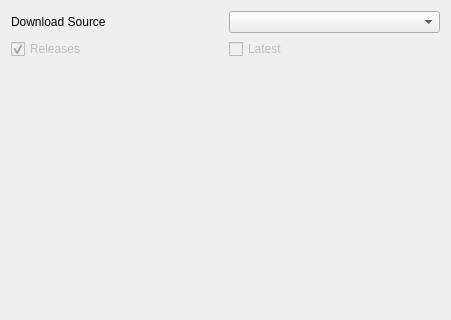
This is src/dialogs/downloaddialog.ui in tootal/DBLParse as Qt 5 draws it before an edit; both pictures show x 0 to 451 and y 0 to 320 of the 451 by 493 pixel window. The edited form follows.
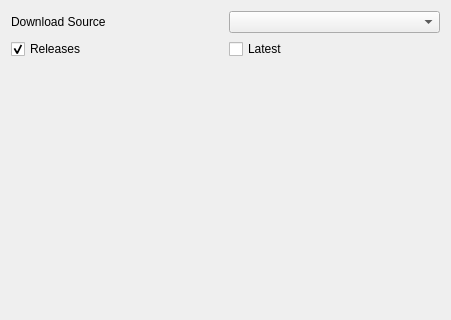
This is the edited form. Custom widgets are drawn as their Qt base class.

What changed in the file:
```diff
--- a/src/dialogs/downloaddialog.ui
+++ b/src/dialogs/downloaddialog.ui
@@ -40,7 +40,7 @@
      <item>
       <widget class="QCheckBox" name="releasesCheckBox">
        <property name="enabled">
-        <bool>false</bool>
+        <bool>true</bool>
        </property>
        <property name="text">
         <string>Releases</string>
@@ -53,7 +53,7 @@
      <item>
       <widget class="QCheckBox" name="latestCheckBox">
        <property name="enabled">
-        <bool>false</bool>
+        <bool>true</bool>
        </property>
        <property name="text">
         <string>Latest</string>
```
